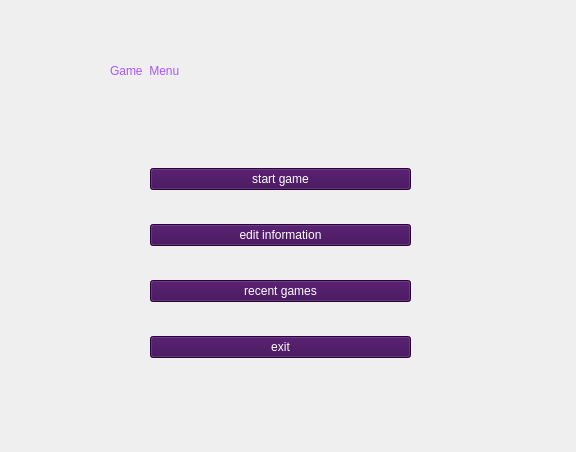
Old version of the form APFinalProject_client/game_menu.ui in the repository nikamsv84/APFinalProject.
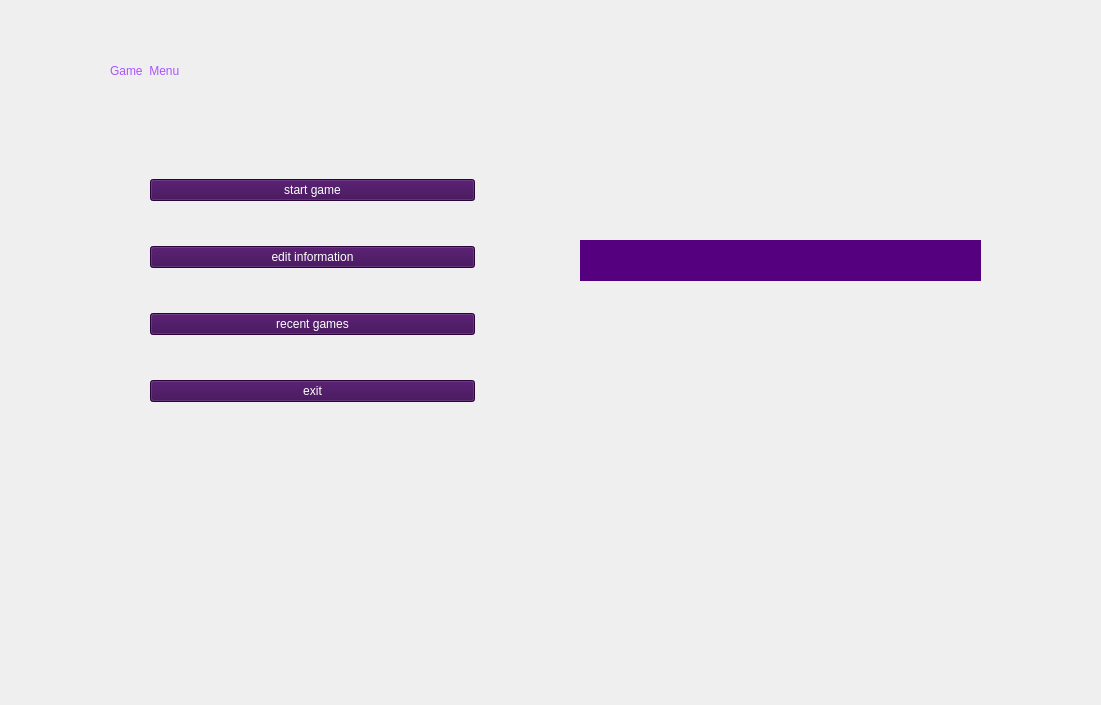
New version of the form.

What changed in the file:
```diff
--- a/APFinalProject_client/game_menu.ui
+++ b/APFinalProject_client/game_menu.ui
@@ -6,8 +6,8 @@
    <rect>
     <x>0</x>
     <y>0</y>
-    <width>576</width>
-    <height>452</height>
+    <width>1101</width>
+    <height>705</height>
    </rect>
   </property>
   <property name="windowTitle">
@@ -37,8 +37,8 @@
     <rect>
      <x>150</x>
      <y>140</y>
-     <width>261</width>
-     <height>248</height>
+     <width>325</width>
+     <height>303</height>
     </rect>
    </property>
    <layout class="QVBoxLayout" name="verticalLayout">
@@ -100,6 +100,26 @@
     </item>
    </layout>
   </widget>
+  <widget class="QLabel" name="status">
+   <property name="geometry">
+    <rect>
+     <x>580</x>
+     <y>240</y>
+     <width>401</width>
+     <height>41</height>
+    </rect>
+   </property>
+   <property name="styleSheet">
+    <string notr="true">QLabel{
+	background-color: rgb(85, 0, 127);
+	color: rgb(255, 255, 255);
+	font: 700 20pt &quot;Script MT&quot;;
+}</string>
+   </property>
+   <property name="text">
+    <string/>
+   </property>
+  </widget>
  </widget>
  <resources/>
  <connections/>
```
